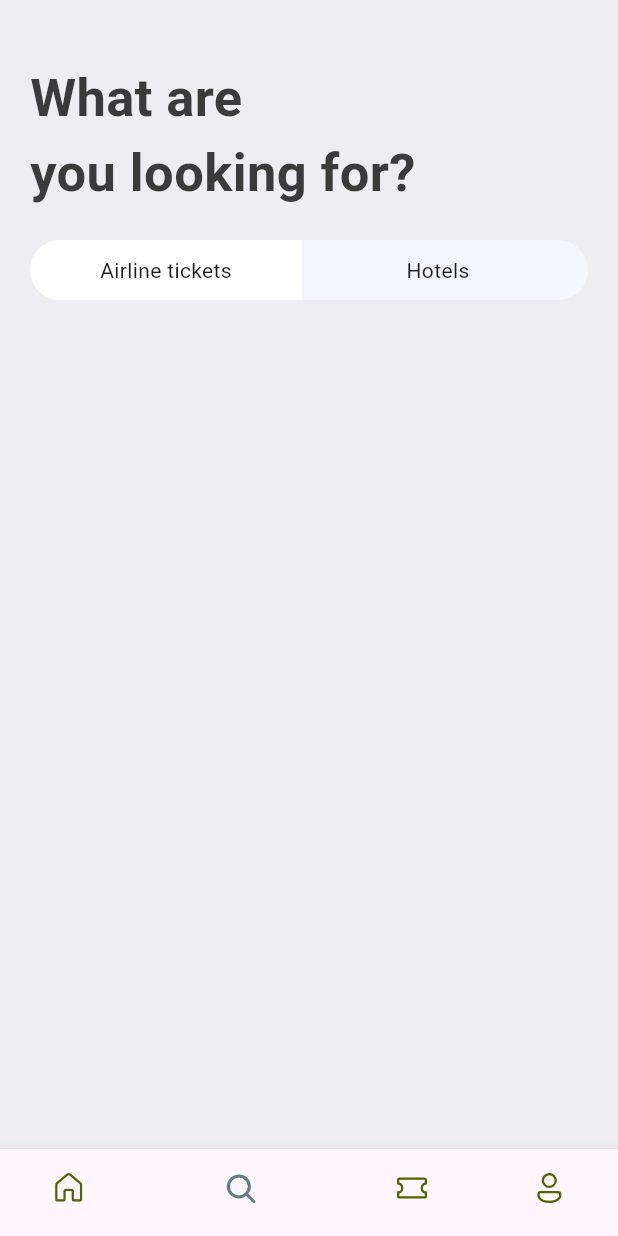
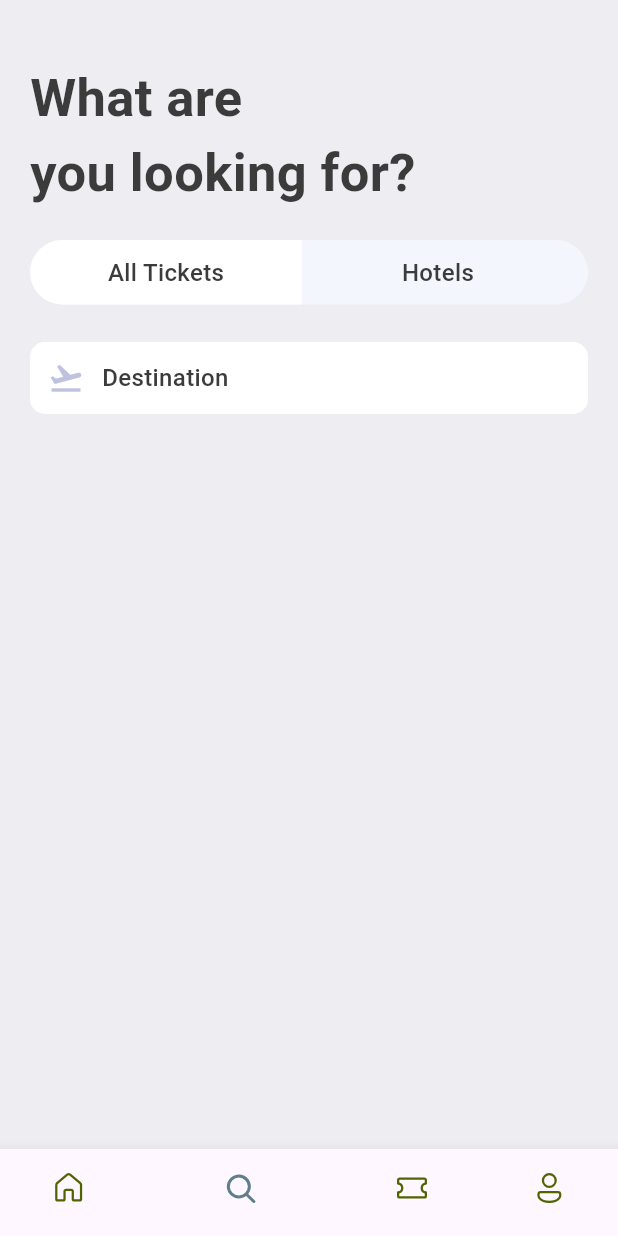
Before and after one commit to Jaeson-gram/Ticket-App, a Flutter app: the screen it shows after launch, item 2 of the bottom bar chosen, on a phone screen of 412 x 824 dp. Run offline on Flutter 3.47's test engine with Material 3 defaults, Android fonts, the phone set to English and light mode, and no system bars; our stand-ins replace fluentui_icons.

Commit message:
customise the search page to add tab widget and text widget

```diff
--- a/lib/base/res/styles/app_styles.dart
+++ b/lib/base/res/styles/app_styles.dart
@@ -11,6 +11,7 @@ class AppStyles {
   static Color ticketBlue = const Color(0xFF526799);
   static Color ticketOrange = const Color(0xfff37b67);
   static Color kaki = const Color(0xFFd2bdb6);
+  static Color planesColor = const Color(0xffbfc2df);
 
   //textstyles
   static TextStyle textStyle =
--- a/lib/screens/search/search_screen.dart
+++ b/lib/screens/search/search_screen.dart
@@ -1,5 +1,6 @@
 import 'package:flutter/material.dart';
 import 'package:ticket_app/base/res/styles/app_styles.dart';
+import 'package:ticket_app/screens/search/widgets/app_text_icon.dart';
 import 'package:ticket_app/screens/search/widgets/tabs.dart';
 
 class SearchScreen extends StatelessWidget {
@@ -17,6 +18,11 @@ class SearchScreen extends StatelessWidget {
               style: AppStyles.headlineStyle1.copyWith(fontSize: 35)),
           const SizedBox(height: 20),
           const Tabs(text1: 'Airline tickets', text2: 'Hotels'),
+          const SizedBox(height: 25),
+          const AppTextIcon(
+            text: 'Destination',
+            icon: Icons.flight_takeoff_outlined,
+          )
         ],
       ),
     );
--- /dev/null
+++ b/lib/screens/search/widgets/app_text_icon.dart
@@ -0,0 +1,29 @@
+import 'package:flutter/material.dart';
+import 'package:ticket_app/base/res/styles/app_styles.dart';
+
+class AppTextIcon extends StatelessWidget {
+  final String text;
+  final IconData icon;
+  const AppTextIcon({super.key, required this.text, required this.icon});
+
+  @override
+  Widget build(BuildContext context) {
+    return Container(
+      padding: const EdgeInsets.symmetric(vertical: 12, horizontal: 12),
+      decoration: BoxDecoration(
+        borderRadius: BorderRadius.circular(10),
+        color: Colors.white,
+      ),
+      child: Row(
+        children: [
+          Icon(icon, color: AppStyles.planesColor),
+          const SizedBox(width: 12),
+          Text(
+            text,
+            style: AppStyles.textStyle,
+          )
+        ],
+      ),
+    );
+  }
+}
--- a/lib/screens/search/widgets/tabs.dart
+++ b/lib/screens/search/widgets/tabs.dart
@@ -1,4 +1,5 @@
 import 'package:flutter/material.dart';
+import 'package:ticket_app/base/res/styles/app_styles.dart';
 
 class Tabs extends StatelessWidget {
   final String text1;
@@ -7,38 +8,47 @@ class Tabs extends StatelessWidget {
 
   @override
   Widget build(BuildContext context) {
-    final size = MediaQuery.of(context).size;
-
     return Container(
       decoration: BoxDecoration(
         borderRadius: BorderRadius.circular(50),
         color: const Color(0xfff4f6fd),
       ),
-      child: Row(children: [
-        Container(
-          padding: const EdgeInsets.symmetric(
-            vertical: 10,
-          ),
-          width: size.width * .44,
-          decoration: const BoxDecoration(
-              color: Colors.white,
-              borderRadius: BorderRadius.horizontal(left: Radius.circular(50))),
-          child: Center(child: Text(text1)),
-        ),
-        Container(
-          padding: const EdgeInsets.symmetric(
-            vertical: 10,
-          ),
-          width: size.width * .44,
-          decoration: const BoxDecoration(
-            color: Colors.transparent,
-            borderRadius: BorderRadius.horizontal(
-              right: Radius.circular(50),
-            ),
-          ),
-          child: Center(child: Text(text2)),
-        ),
+      child: const Row(children: [
+        AppTabs(tabText: 'All Tickets'),
+        AppTabs(tabText: 'Hotels', tabBorder: false, tabColor: false)
+
       ]),
     );
   }
 }
+
+class AppTabs extends StatelessWidget {
+  final String tabText;
+  final bool tabBorder;
+  final bool tabColor;
+
+  const AppTabs(
+      {super.key,
+      required this.tabText,
+      this.tabBorder = true,
+      this.tabColor = true});
+
+  @override
+  Widget build(BuildContext context) {
+    final size = MediaQuery.of(context).size;
+
+    return Container(
+      padding: const EdgeInsets.symmetric(
+        vertical: 10,
+      ),
+      width: size.width * .44,
+      decoration: BoxDecoration(
+        color: tabColor == true ? Colors.white : Colors.transparent,
+        borderRadius: tabBorder == false
+            ? const BorderRadius.horizontal(right: Radius.circular(50))
+            : const BorderRadius.horizontal(left: Radius.circular(50)),
+      ),
+      child: Center(child: Text(tabText, style: AppStyles.textStyle)),
+    );
+  }
+}
```
